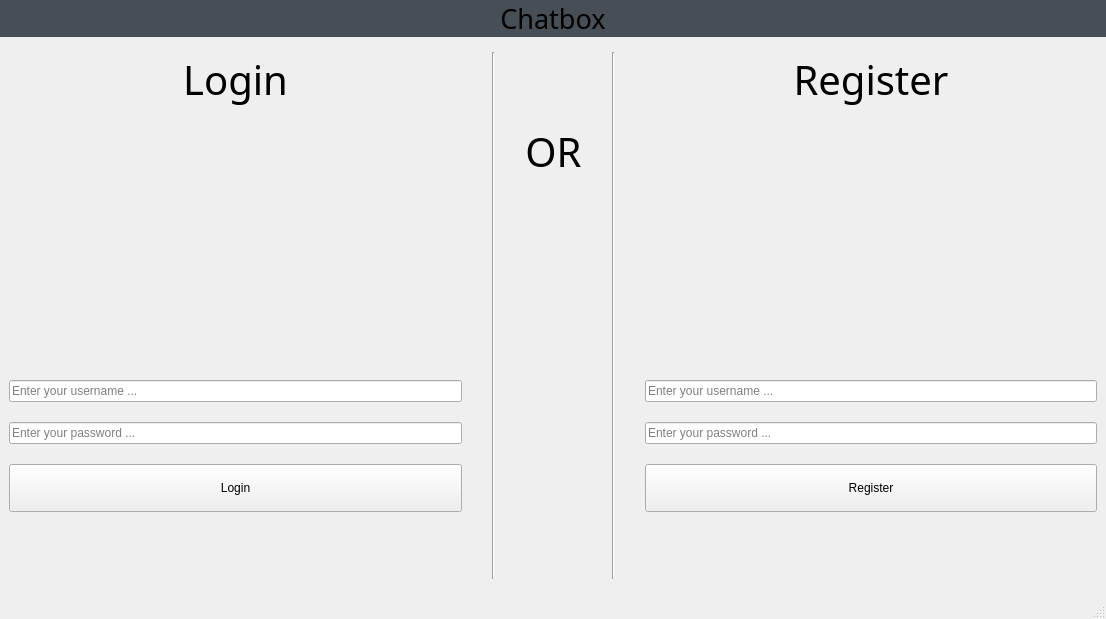
Qt form Client_Chatbox/forms/mainwindow.ui (Schmock83/Chatbox) before a commit.
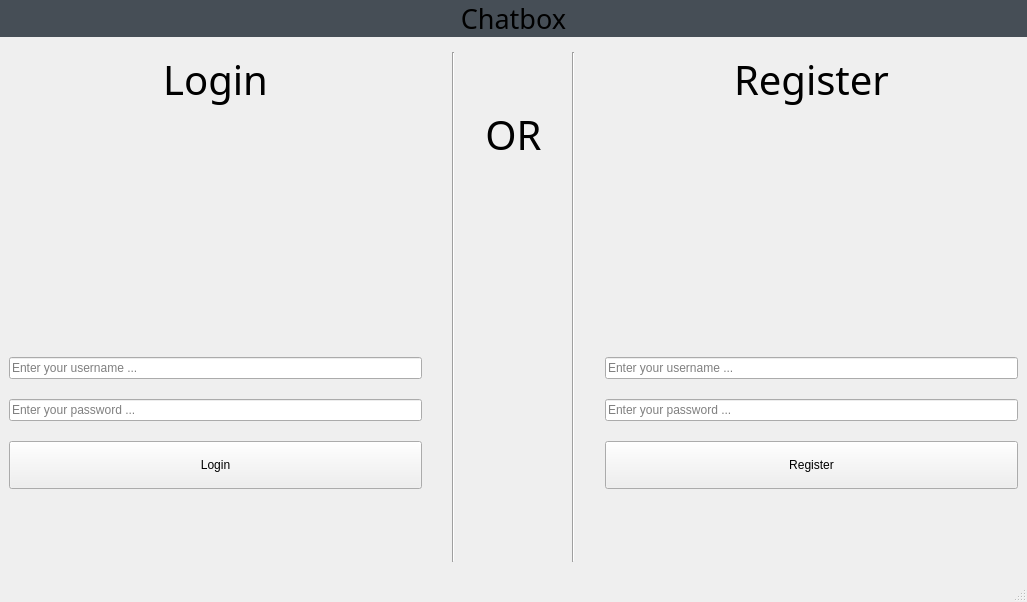
The same form after that commit. The open tabs and pages were chosen to show the change.

Commit message: changed ui + password and username length constraints

What changed in the file:
```diff
--- a/Client_Chatbox/forms/mainwindow.ui
+++ b/Client_Chatbox/forms/mainwindow.ui
@@ -6,8 +6,8 @@
    <rect>
     <x>0</x>
     <y>0</y>
-    <width>1106</width>
-    <height>619</height>
+    <width>1027</width>
+    <height>602</height>
    </rect>
   </property>
   <property name="font">
@@ -168,7 +168,7 @@
                <number>20</number>
               </property>
               <property name="topMargin">
-               <number>200</number>
+               <number>100</number>
               </property>
               <item row="1" column="1">
                <widget class="QLineEdit" name="login_UsernameEdit">
@@ -208,6 +208,12 @@
               </item>
               <item row="0" column="1">
                <widget class="QLabel" name="login_statusLabel">
+                <property name="minimumSize">
+                 <size>
+                  <width>0</width>
+                  <height>100</height>
+                 </size>
+                </property>
                 <property name="font">
                  <font>
                   <family>Century Gothic</family>
@@ -219,6 +225,12 @@
                 <property name="text">
                  <string/>
                 </property>
+                <property name="alignment">
+                 <set>Qt::AlignBottom|Qt::AlignLeading|Qt::AlignLeft</set>
+                </property>
+                <property name="wordWrap">
+                 <bool>true</bool>
+                </property>
                </widget>
               </item>
              </layout>
@@ -235,7 +247,7 @@
           <item>
            <layout class="QGridLayout" name="gridLayout_8">
             <property name="bottomMargin">
-             <number>100</number>
+             <number>150</number>
             </property>
             <item row="1" column="0">
              <widget class="QLabel" name="welcomePage_loading_label">
@@ -299,7 +311,7 @@
                <number>20</number>
               </property>
               <property name="topMargin">
-               <number>200</number>
+               <number>100</number>
               </property>
               <item row="1" column="1">
                <widget class="QLineEdit" name="registration_UsernameEdit">
@@ -339,6 +351,12 @@
               </item>
               <item row="0" column="1">
                <widget class="QLabel" name="registration_statusLabel">
+                <property name="minimumSize">
+                 <size>
+                  <width>0</width>
+                  <height>100</height>
+                 </size>
+                </property>
                 <property name="font">
                  <font>
                   <family>Century Gothic</family>
@@ -348,6 +366,12 @@
                 <property name="text">
                  <string/>
                 </property>
+                <property name="alignment">
+                 <set>Qt::AlignBottom|Qt::AlignLeading|Qt::AlignLeft</set>
+                </property>
+                <property name="wordWrap">
+                 <bool>true</bool>
+                </property>
                </widget>
               </item>
              </layout>
```
Left out of the diff: 8 changed lines with no effect on the pictures. The commit also changes 2 other files.
